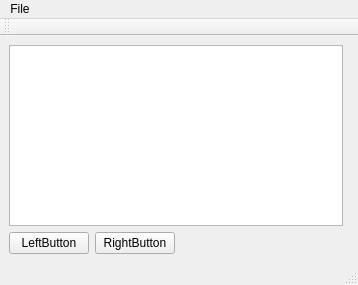
The window that worksheet6/worksheet6_application/mainwindow.ui (ItzMePun/2025_20645251) describes before a commit, drawn with Qt 5.
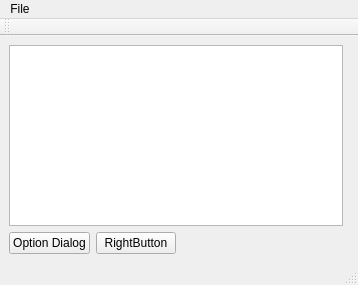
The same window after the commit. Icons and pictures are not drawn.

Patch:
```diff
--- a/worksheet6/worksheet6_application/mainwindow.ui
+++ b/worksheet6/worksheet6_application/mainwindow.ui
@@ -30,7 +30,7 @@
       <item>
        <widget class="QPushButton" name="LeftButton">
         <property name="text">
-         <string>LeftButton</string>
+         <string>Option Dialog</string>
         </property>
        </widget>
       </item>
```
Left out of the diff: 33 changed lines with no effect on the pictures.
